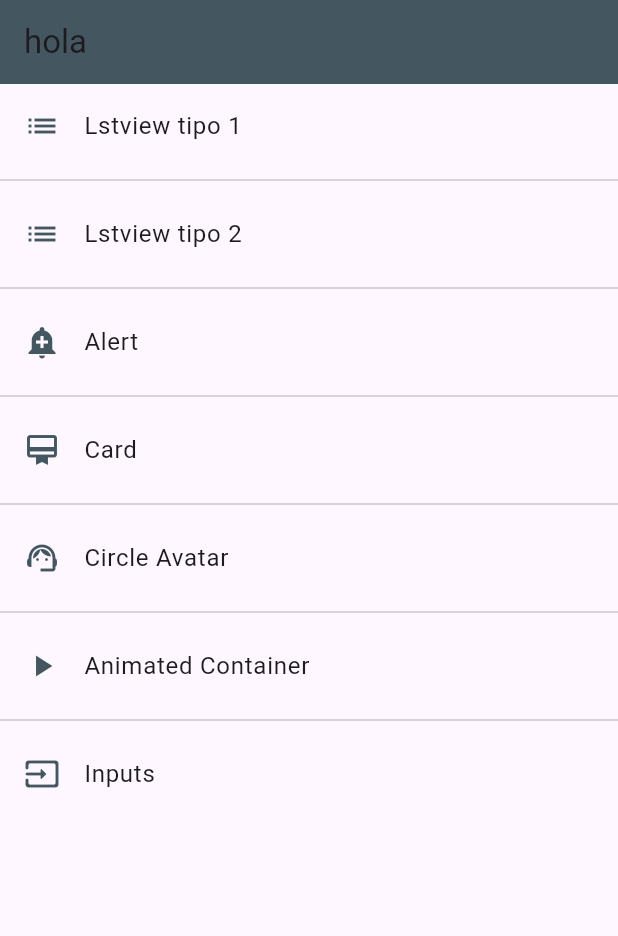
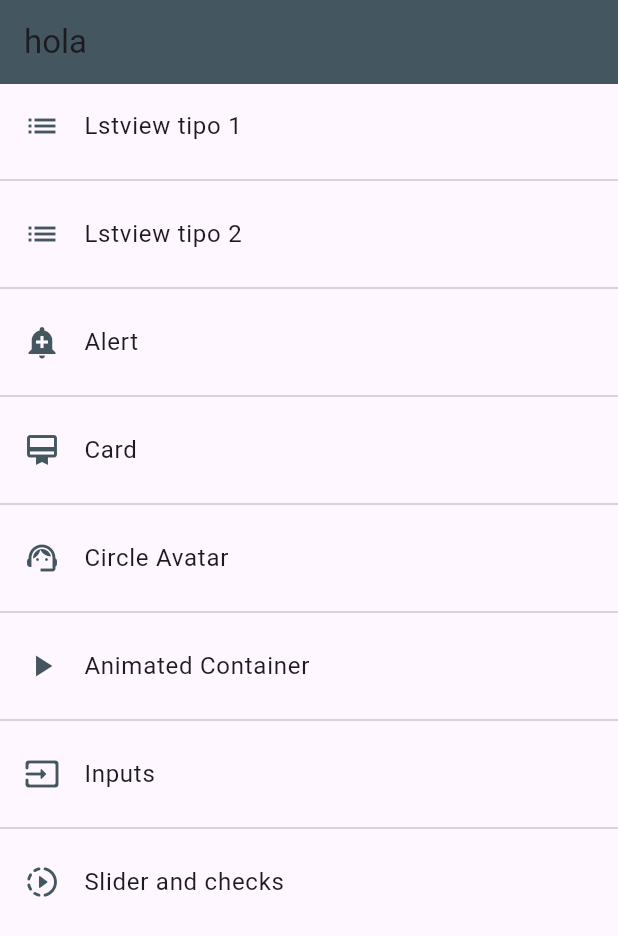
Before and after one commit to Cesarcceo/Curso-Flutter, a Flutter app: the screen it shows after launch, on a phone screen of 412 x 824 dp. Shown: the top 936 px of the screen. Run offline on Flutter 3.47's test engine with Material 3 defaults, Android fonts, the phone set to English and light mode, and no system bars.

Commit message:
New feature (screens): :sparkles: se creo la pantalla "slide screen" y, dentro de ella, se agrego una barra deslizante junto con una imajen que crece o decrese dependiendo de la posicion de la barra

```diff
--- a/lib/router/app_routes.dart
+++ b/lib/router/app_routes.dart
@@ -48,6 +48,11 @@ class AppRoutes {
         icon: Icons.input_rounded,
         name: 'Inputs',
         screen: const InputsScreen()),
+    MenuOption(
+        route: 'slider',
+        icon: Icons.slow_motion_video_rounded,
+        name: 'Slider and checks',
+        screen: const SliderScreen()),
   ];
 
   static Map<String, Widget Function(BuildContext)> getAppRoutes() {
--- a/lib/screens/screens.dart
+++ b/lib/screens/screens.dart
@@ -1,5 +1,5 @@
+export 'package:primer_proyecto/screens/slider_screen.dart';
 export 'package:primer_proyecto/screens/inputs_screen.dart';
-
 export 'package:primer_proyecto/screens/animated_screen.dart';
 export 'package:primer_proyecto/screens/avatar_screen.dart';
 export 'package:primer_proyecto/screens/alert_screen.dart';
```
Also changed, not shown: lib/screens/slider_screen.dart (added, +48 -0 lines).
